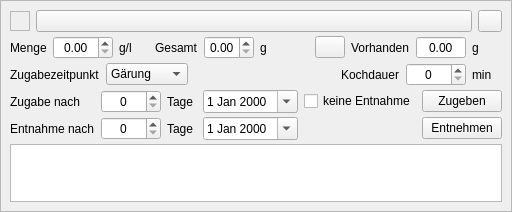
First picture: the form in kleiner-brauhelfer/widgets/wdgweiterezutatgabe.ui, repository kleiner-brauhelfer/kleiner-brauhelfer-2, before the edit.
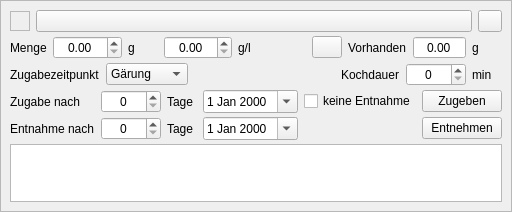
Second picture: the form after the edit. Icons and pictures are not drawn. Custom widgets are drawn as their Qt base class.

The edit to the form file:
```diff
--- a/kleiner-brauhelfer/widgets/wdgweiterezutatgabe.ui
+++ b/kleiner-brauhelfer/widgets/wdgweiterezutatgabe.ui
@@ -127,6 +127,47 @@
           </property>
          </widget>
         </item>
+        <item>
+         <widget class="DoubleSpinBox" name="tbMengeTotal">
+          <property name="minimumSize">
+           <size>
+            <width>50</width>
+            <height>0</height>
+           </size>
+          </property>
+          <property name="toolTip">
+           <string>&lt;html&gt;&lt;head/&gt;&lt;body&gt;&lt;p&gt;In diesem Feld gibt der Kleine Brauhelfer die Gesamtmenge der weiteren Zutat berechnet auf die Ausschlagmenge im Rezept an.&lt;/p&gt;&lt;/body&gt;&lt;/html&gt;</string>
+          </property>
+          <property name="alignment">
+           <set>Qt::AlignCenter</set>
+          </property>
+          <property name="decimals">
+           <number>2</number>
+          </property>
+          <property name="minimum">
+           <double>0.000000000000000</double>
+          </property>
+          <property name="maximum">
+           <double>9999.000000000000000</double>
+          </property>
+          <property name="singleStep">
+           <double>1.000000000000000</double>
+          </property>
+         </widget>
+        </item>
+        <item>
+         <widget class="QLabel" name="lblEinheit">
+          <property name="minimumSize">
+           <size>
+            <width>30</width>
+            <height>0</height>
+           </size>
+          </property>
+          <property name="text">
+           <string>g</string>
+          </property>
+         </widget>
+        </item>
         <item>
          <widget class="DoubleSpinBox" name="tbMenge">
           <property name="minimumSize">
@@ -168,54 +209,6 @@
           </property>
          </widget>
         </item>
-        <item>
-         <widget class="QLabel" name="label_8">
-          <property name="text">
-           <string>Gesamt</string>
-          </property>
-         </widget>
-        </item>
-        <item>
-         <widget class="DoubleSpinBox" name="tbMengeTotal">
-          <property name="minimumSize">
-           <size>
-            <width>50</width>
-            <height>0</height>
-           </size>
-          </property>
-          <property name="toolTip">
-           <string>&lt;html&gt;&lt;head/&gt;&lt;body&gt;&lt;p&gt;In diesem Feld gibt der Kleine Brauhelfer die Gesamtmenge der weiteren Zutat berechnet auf die Ausschlagmenge im Rezept an.&lt;/p&gt;&lt;/body&gt;&lt;/html&gt;</string>
-          </property>
-          <property name="alignment">
-           <set>Qt::AlignCenter</set>
-          </property>
-          <property name="decimals">
-           <number>2</number>
-          </property>
-          <property name="minimum">
-           <double>0.000000000000000</double>
-          </property>
-          <property name="maximum">
-           <double>9999.000000000000000</double>
-          </property>
-          <property name="singleStep">
-           <double>1.000000000000000</double>
-          </property>
-         </widget>
-        </item>
-        <item>
-         <widget class="QLabel" name="lblEinheit">
-          <property name="minimumSize">
-           <size>
-            <width>30</width>
-            <height>0</height>
-           </size>
-          </property>
-          <property name="text">
-           <string>g</string>
-          </property>
-         </widget>
-        </item>
         <item>
          <spacer name="horizontalSpacer_3">
           <property name="orientation">
```
Left out of the diff: 1 changed line with no effect on the pictures.
